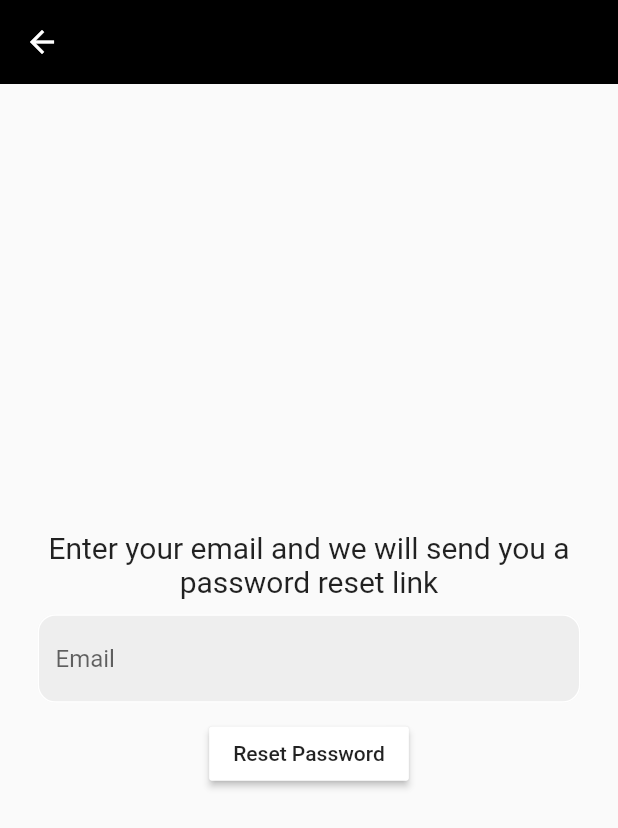
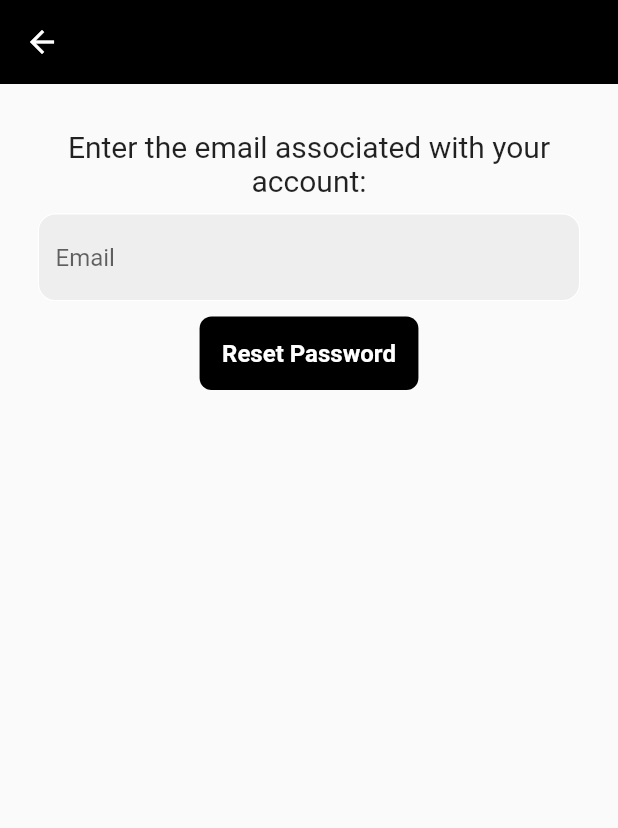
Before and after one commit to dachmiel/StrongEats, a Flutter app: the screen it shows after launch, after a tap on "Forgot password?", on a phone screen of 412 x 824 dp. Shown: the top 828 px of the screen. Run offline on Flutter 3.47's test engine with Material 2 defaults, Android fonts, the phone set to English and light mode, and no system bars; our stand-ins replace cloud_firestore, email_validator, firebase_auth, firebase_core, google_fonts; accounts and stored records are empty.

Commit message:
+small aesthetic changes

```diff
--- a/strongeats_app/lib/pages/forgot_pw_page.dart
+++ b/strongeats_app/lib/pages/forgot_pw_page.dart
@@ -50,14 +50,18 @@ class _ForgotPasswordPageState extends State<ForgotPasswordPage> {
         elevation: 0,
       ),
       body: Column(
-        mainAxisAlignment: MainAxisAlignment.center,
+        // mainAxisAlignment: MainAxisAlignment.center,
         children: [
           Padding(
             padding: const EdgeInsets.symmetric(horizontal: 25.0),
-            child: Text(
-              'Enter your email and we will send you a password reset link',
-              textAlign: TextAlign.center,
-              style: TextStyle(fontSize: 20),
+            child: Container(
+              margin:
+                  EdgeInsets.only(top: 30.0), // Adjust the top margin as needed
+              child: Text(
+                'Enter the email associated with your account:',
+                textAlign: TextAlign.center,
+                style: TextStyle(fontSize: 20),
+              ),
             ),
           ),
 
@@ -85,10 +89,23 @@ class _ForgotPasswordPageState extends State<ForgotPasswordPage> {
 
           SizedBox(height: 10),
 
-          MaterialButton(
-            onPressed: passwordReset,
-            child: Text('Reset Password'),
-            color: Colors.white,
+          GestureDetector(
+            onTap: passwordReset,
+            child: Container(
+              padding: const EdgeInsets.all(15),
+              decoration: BoxDecoration(
+                color: Colors.black,
+                borderRadius: BorderRadius.circular(8),
+              ),
+              child: Text(
+                'Reset Password',
+                style: TextStyle(
+                  color: Colors.white,
+                  fontWeight: FontWeight.bold,
+                  fontSize: 16,
+                ),
+              ),
+            ),
           ),
         ],
       ),
--- a/strongeats_app/lib/pages/login_page.dart
+++ b/strongeats_app/lib/pages/login_page.dart
@@ -135,7 +135,7 @@ class _LoginPageState extends State<LoginPage> {
                   // Hello again!
                   Text(
                     'Hello Again!',
-                    style: GoogleFonts.inter(
+                    style: GoogleFonts.bebasNeue(
                       fontSize: 52,
                     ),
                   ),
```
Also changed, not shown: strongeats_app/lib/pages/register_page.dart (+5 -5 lines).
